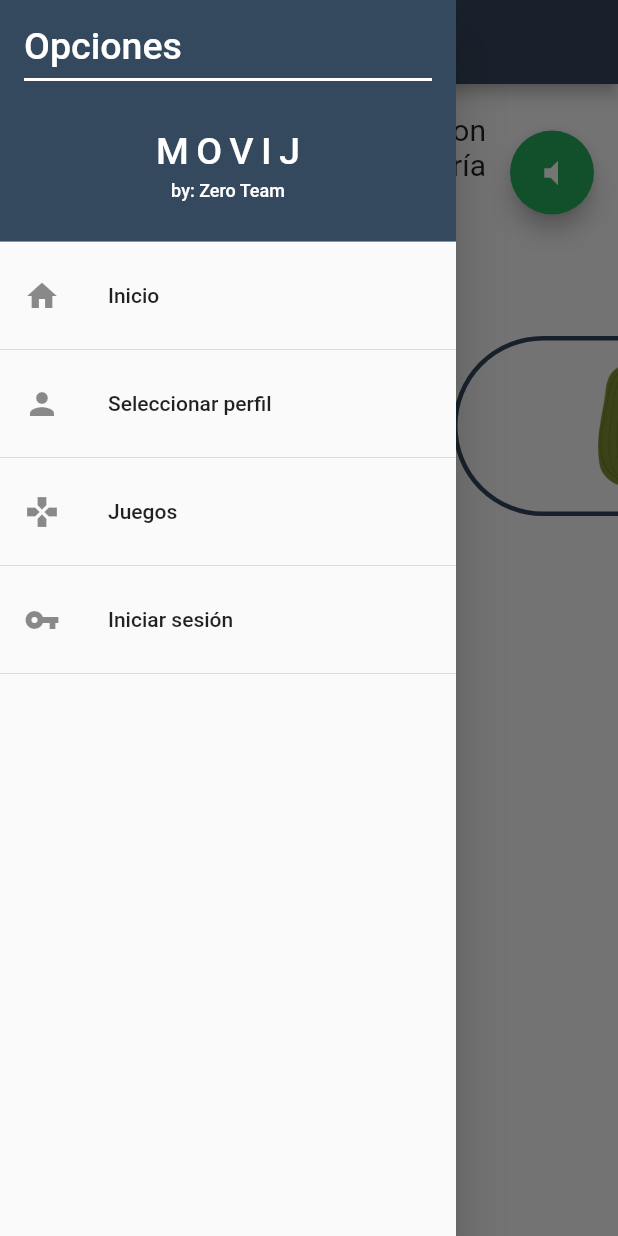
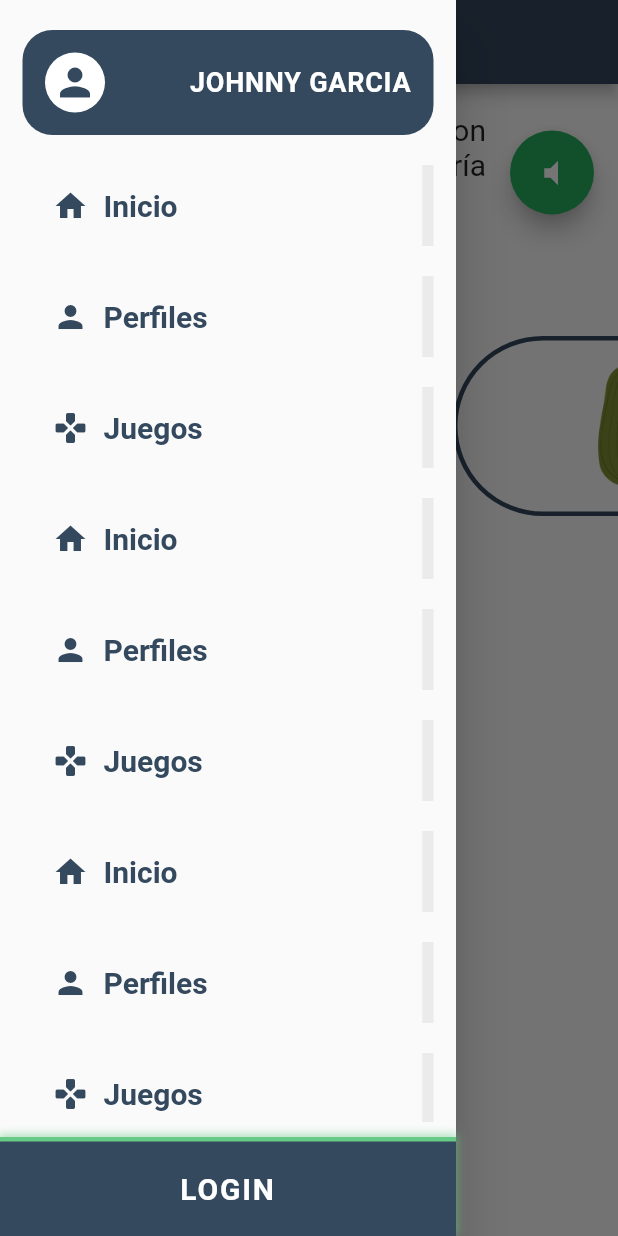
Before and after one commit to JohnnyGG98/app_movij, a Flutter app: the MenuClasificaPage screen opened by its route, with the side drawer open, on a phone screen of 412 x 824 dp. Run offline on Flutter 3.47's test engine with Material 2 defaults, Android fonts, the phone set to English and light mode, and no system bars; our stand-ins replace audioplayers, flutter_tts, shared_preferences; missing offline and left inert: flame; accounts and stored records are empty.

Commit message:
REFACTOR: New menu
Nuevo dise;o para el menu lateral,
Mejora de botones,
Creacion de modelos para especificar los items,
Agregando boton de creditos,

closes #8

```diff
--- /dev/null
+++ b/lib/models/button_menu_model.dart
@@ -0,0 +1,83 @@
+import 'package:flutter/material.dart';
+
+class ButtonMenuModel {
+  String label;
+  String page;
+  IconData icon;
+
+  ButtonMenuModel({
+    @required this.label,
+    @required this.page,
+    @required this.icon,
+  });
+
+  /// Devolvemos si el button tiene ruta
+  /// Si no tiene ruta se debe usar una funcion
+  get haveRoute {
+    return page != '';
+  }
+}
+
+List<ButtonMenuModel> buttonsMenu = [
+  ButtonMenuModel(
+    label: 'Inicio',
+    page: '/',
+    icon: Icons.home,
+  ),
+  ButtonMenuModel(
+    label: 'Perfiles',
+    page: 'seleccionarPerfil',
+    icon: Icons.person,
+  ),
+  ButtonMenuModel(
+    label: 'Juegos',
+    page: 'menuJuego',
+    icon: Icons.gamepad_rounded,
+  ),
+  // BORRAR ABAJO
+  ButtonMenuModel(
+    label: 'Inicio',
+    page: '/',
+    icon: Icons.home,
+  ),
+  ButtonMenuModel(
+    label: 'Perfiles',
+    page: 'seleccionarPerfil',
+    icon: Icons.person,
+  ),
+  ButtonMenuModel(
+    label: 'Juegos',
+    page: 'menuJuego',
+    icon: Icons.gamepad_rounded,
+  ),
+  ButtonMenuModel(
+    label: 'Inicio',
+    page: '/',
+    icon: Icons.home,
+  ),
+  ButtonMenuModel(
+    label: 'Perfiles',
+    page: 'seleccionarPerfil',
+    icon: Icons.person,
+  ),
+  ButtonMenuModel(
+    label: 'Juegos',
+    page: 'menuJuego',
+    icon: Icons.gamepad_rounded,
+  ),
+  ButtonMenuModel(
+    label: 'Inicio',
+    page: '/',
+    icon: Icons.home,
+  ),
+  ButtonMenuModel(
+    label: 'Perfiles',
+    page: 'seleccionarPerfil',
+    icon: Icons.person,
+  ),
+  ButtonMenuModel(
+    label: 'Juegos',
+    page: 'menuJuego',
+    icon: Icons.gamepad_rounded,
+  ),
+];
--- a/lib/templates/menu_lateral.dart
+++ b/lib/templates/menu_lateral.dart
@@ -1,71 +1,111 @@
-import 'package:app_movij/C/colors.dart';
-import 'package:app_movij/templates/copy.dart';
+import 'package:app_movij/models/button_menu_model.dart';
+import 'package:app_movij/templates/widgets/menu_bottom_button.dart';
+import 'package:app_movij/templates/widgets/menu_credits.dart';
+import 'package:app_movij/templates/widgets/menu_option.dart';
 import 'package:flutter/material.dart';
 
 class MenuLateral extends StatelessWidget {
   @override
   Widget build(BuildContext context) {
+    // TODO: Funcion para comprobar que el usuario este loguead
+    final isLoged = false;
     return Drawer(
-      child: ListView(
-        padding: EdgeInsets.zero,
-        children: <Widget>[
-          DrawerHeader(
-            child: Container(
+      child: Column(
+        children: [
+          Expanded(
+            child: _getBody(),
+          ),
+          isLoged ? _getSalirButton() : _getLoginButton(),
+        ],
+      ),
+    );
+  }
+
+  Widget _getBody() {
+    return Container(
+      padding: EdgeInsets.symmetric(
+        vertical: 10,
+        horizontal: 15,
+      ),
       child: Column(
         crossAxisAlignment: CrossAxisAlignment.start,
-                children: <Widget>[
-                  Text(
-                    'Opciones',
-                    style: TextStyle(fontSize: 25.0, color: Colors.white),
+        children: [
+          SafeArea(
+            child: _getUser(),
           ),
-                  Divider(
-                    color: Colors.white,
-                    thickness: 2,
-                  ),
+          SizedBox(height: 10),
           Expanded(
-                    child: Container(
-                      padding: EdgeInsets.only(top: 25),
-                      width: double.infinity,
-                      child: getCopy(Colors.white),
+            child: ListView(
+              physics: const BouncingScrollPhysics(),
+              children: [
+                ...buttonsMenu
+                    .map((button) => MenuOption(model: button))
+                    .toList(),
+                SizedBox(height: 10),
+                MenuCredits(),
+                SizedBox(height: 20),
+              ],
             ),
           ),
         ],
       ),
+    );
+  }
+
+  Widget _getUser() {
+    return Container(
+      margin: EdgeInsets.symmetric(vertical: 10),
+      padding: EdgeInsets.all(15),
+      decoration: BoxDecoration(
+        color: Color(0xFF34495E),
+        borderRadius: BorderRadius.all(Radius.circular(20)),
       ),
-            decoration: BoxDecoration(color: PRIMARY_COLOR),
+      child: Row(
+        mainAxisAlignment: MainAxisAlignment.spaceBetween,
+        children: [
+          Container(
+            padding: EdgeInsets.all(5),
+            decoration: BoxDecoration(
+              color: Colors.white,
+              shape: BoxShape.circle,
             ),
-          ListTile(
-            leading: Icon(Icons.home),
-            title: Text('Inicio'),
-            onTap: () {
-              Navigator.of(context).pushReplacementNamed('/');
-            },
+            child: Icon(
+              Icons.person,
+              color: Color(0xFF34495E),
+              size: 30,
             ),
-          Divider(),
-          ListTile(
-            leading: Icon(Icons.person),
-            title: Text('Seleccionar perfil'),
-            onTap: () {
-              Navigator.of(context).pushReplacementNamed('seleccionarPerfil');
-            },
           ),
-          Divider(),
-          ListTile(
-            leading: Icon(Icons.gamepad),
-            title: Text('Juegos'),
-            onTap: () {
-              Navigator.of(context).pushReplacementNamed('menuJuego');
-            },
+          Text(
+            'Johnny Garcia'.toUpperCase(),
+            style: TextStyle(
+              color: Colors.white,
+              fontWeight: FontWeight.w700,
+              fontSize: 18,
+              letterSpacing: 0.5,
             ),
-          Divider(),
-          ListTile(
-            leading: Icon(Icons.vpn_key),
-            title: Text('Iniciar sesión'),
-            onTap: () {},
           ),
-          Divider(),
         ],
       ),
     );
   }
+
+  Widget _getSalirButton() {
+    return MenuBottomButton(
+      // primary: Color(0xFFCB4041),
+      primary: Color(0xFF34495E),
+      shadow: Color(0xFFE75454),
+      label: 'Salir',
+      onTap: () {},
+    );
   }
+
+  Widget _getLoginButton() {
+    return MenuBottomButton(
+      // primary: Color(0xFF00BE4C),
+      primary: Color(0xFF34495E),
+      shadow: Color(0xFF68CA87),
+      label: 'Login',
+      onTap: () {},
+    );
+  }
+}
--- /dev/null
+++ b/lib/templates/widgets/menu_bottom_button.dart
@@ -0,0 +1,51 @@
+import 'package:flutter/material.dart';
+
+class MenuBottomButton extends StatelessWidget {
+  final Color primary;
+  final Color shadow;
+  final String label;
+  final Function onTap;
+
+  const MenuBottomButton({
+    Key key,
+    @required this.primary,
+    @required this.shadow,
+    @required this.label,
+    @required this.onTap,
+  }) : super(key: key);
+
+  @override
+  Widget build(BuildContext context) {
+    return Container(
+      width: double.infinity,
+      decoration: BoxDecoration(
+        color: this.primary,
+        border: Border(
+          top: BorderSide(
+            color: this.shadow,
+            width: 3,
+          ),
+        ),
+        boxShadow: <BoxShadow>[
+          BoxShadow(
+            color: this.shadow.withOpacity(0.5),
+            spreadRadius: 1,
+            blurRadius: 4,
+            offset: Offset(0, -1),
+          )
+        ],
+      ),
+      padding: const EdgeInsets.all(20),
+      child: Text(
+        this.label.toUpperCase(),
+        style: TextStyle(
+          color: Colors.white,
+          fontSize: 20,
+          fontWeight: FontWeight.bold,
+          letterSpacing: 1.2,
+        ),
+        textAlign: TextAlign.center,
+      ),
+    );
+  }
+}
--- /dev/null
+++ b/lib/templates/widgets/menu_credits.dart
@@ -0,0 +1,43 @@
+import 'package:flutter/material.dart';
+
+class MenuCredits extends StatelessWidget {
+  @override
+  Widget build(BuildContext context) {
+    return Container(
+      padding: EdgeInsets.all(20),
+      margin: EdgeInsets.symmetric(horizontal: 15),
+      decoration: BoxDecoration(
+        borderRadius: BorderRadius.circular(15),
+        color: Colors.white,
+        boxShadow: [
+          BoxShadow(
+            color: Color(0xFF34495E),
+            spreadRadius: 1.5,
+            offset: Offset(-5, 4),
+          )
+        ],
+      ),
+      child: Column(
+        children: [
+          Text(
+            'MOVIJ',
+            textAlign: TextAlign.center,
+            style: TextStyle(
+              fontSize: 20,
+              fontWeight: FontWeight.w500,
+              color: Color(0xFF34495E),
+            ),
+          ),
+          SizedBox(height: 7.5),
+          Text(
+            'by: Zero Team',
+            textAlign: TextAlign.center,
+            style: TextStyle(
+              color: Color(0xFF34495E),
+            ),
+          ),
+        ],
+      ),
+    );
+  }
+}
--- /dev/null
+++ b/lib/templates/widgets/menu_option.dart
@@ -0,0 +1,72 @@
+import 'package:app_movij/models/button_menu_model.dart';
+import 'package:flutter/material.dart';
+
+class MenuOption extends StatelessWidget {
+  final ButtonMenuModel model;
+
+  const MenuOption({
+    Key key,
+    @required this.model,
+  }) : super(key: key);
+
+  @override
+  Widget build(BuildContext context) {
+    final String route = ModalRoute.of(context).settings.name;
+    final bool isActualPage = route == model.page;
+
+    return GestureDetector(
+      child: Container(
+        margin: EdgeInsets.only(bottom: 20),
+        width: double.infinity,
+        padding: EdgeInsets.symmetric(
+          horizontal: 20,
+          vertical: 15,
+        ),
+        decoration: BoxDecoration(
+          border: Border(
+            right: BorderSide(
+              color: Color(0xFFECEBEB),
+              width: 7.5,
+            ),
+          ),
+        ),
+        child: Row(
+          children: [
+            Icon(
+              model.icon,
+              color: Color(0xFF34495E),
+            ),
+            SizedBox(width: 10),
+            Text(
+              model.label,
+              style: TextStyle(
+                color: Color(0xFF34495E),
+                fontSize: 20,
+                fontWeight: FontWeight.bold,
+              ),
+            ),
+            if (isActualPage) ...[
+              Spacer(),
+              Container(
+                width: 15,
+                height: 15,
+                decoration: BoxDecoration(
+                  color: Color(0xFF34495E),
+                  shape: BoxShape.circle,
+                ),
+              ),
+            ]
+          ],
+        ),
+      ),
+      onTap: () {
+        // Si es la pagina actual solo hacemos un pop
+        if (isActualPage) {
+          Navigator.of(context).pop();
+        } else {
+          Navigator.of(context).pushReplacementNamed(model.page);
+        }
+      },
+    );
+  }
+}
```
Lines whose indentation alone changed are shown as unchanged.
